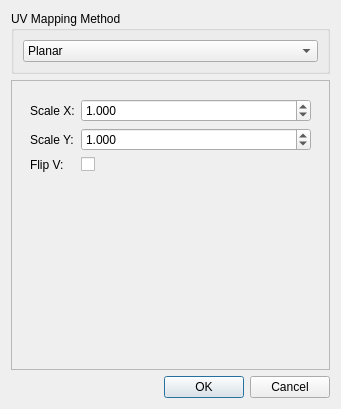
Old version of the form ui/UVGenerationDialog.ui in the repository sharjith/ModelViewer-Qt.
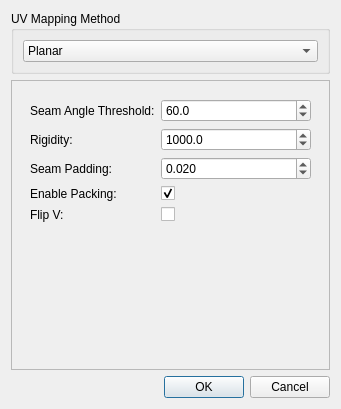
New version of the form. The open tabs and pages were chosen to show the change.

Commit message: Add CGAL ARAP UV-unwrap method and fix xatlas discarding computed UVs

Patch:
```diff
--- a/ui/UVGenerationDialog.ui
+++ b/ui/UVGenerationDialog.ui
@@ -680,6 +680,125 @@
            </item>
           </layout>
          </widget>
+         <widget class="QWidget" name="page_ARAP">
+          <layout class="QFormLayout" name="formLayout_ARAP">
+           <item row="0" column="0">
+            <widget class="QLabel" name="label_AngleThreshold_ARAP">
+             <property name="text">
+              <string>Seam Angle Threshold:</string>
+             </property>
+            </widget>
+           </item>
+           <item row="0" column="1">
+            <widget class="QDoubleSpinBox" name="spinBox_AngleThreshold_ARAP">
+             <property name="toolTip">
+              <string>Dihedral angle (degrees) above which an edge is treated as a seam, same as Angle-Based</string>
+             </property>
+             <property name="decimals">
+              <number>1</number>
+             </property>
+             <property name="minimum">
+              <double>1.000000000000000</double>
+             </property>
+             <property name="maximum">
+              <double>179.000000000000000</double>
+             </property>
+             <property name="value">
+              <double>60.000000000000000</double>
+             </property>
+            </widget>
+           </item>
+           <item row="1" column="0">
+            <widget class="QLabel" name="label_Rigidity_ARAP">
+             <property name="text">
+              <string>Rigidity:</string>
+             </property>
+            </widget>
+           </item>
+           <item row="1" column="1">
+            <widget class="QDoubleSpinBox" name="spinBox_Rigidity_ARAP">
+             <property name="toolTip">
+              <string>Balances local shape preservation against the free-boundary solve. Higher biases toward preserving the boundary shape; lower toward local rigidity.</string>
+             </property>
+             <property name="decimals">
+              <number>1</number>
+             </property>
+             <property name="minimum">
+              <double>0.100000000000000</double>
+             </property>
+             <property name="maximum">
+              <double>1000000.000000000000000</double>
+             </property>
+             <property name="singleStep">
+              <double>100.000000000000000</double>
+             </property>
+             <property name="value">
+              <double>1000.000000000000000</double>
+             </property>
+            </widget>
+           </item>
+           <item row="2" column="0">
+            <widget class="QLabel" name="label_SeamPadding_ARAP">
+             <property name="text">
+              <string>Seam Padding:</string>
+             </property>
+            </widget>
+           </item>
+           <item row="2" column="1">
+            <widget class="QDoubleSpinBox" name="spinBox_SeamPadding_ARAP">
+             <property name="toolTip">
+              <string>Padding around packed UV islands</string>
+             </property>
+             <property name="decimals">
+              <number>3</number>
+             </property>
+             <property name="maximum">
+              <double>0.500000000000000</double>
+             </property>
+             <property name="singleStep">
+              <double>0.010000000000000</double>
+             </property>
+             <property name="value">
+              <double>0.020000000000000</double>
+             </property>
+            </widget>
+           </item>
+           <item row="3" column="0">
+            <widget class="QLabel" name="label_EnablePacking_ARAP">
+             <property name="text">
+              <string>Enable Packing:</string>
+             </property>
+            </widget>
+           </item>
+           <item row="3" column="1">
+            <widget class="QCheckBox" name="checkBox_EnablePacking_ARAP">
+             <property name="toolTip">
+              <string>Automatically pack UV islands into 0-1 space</string>
+             </property>
+             <property name="text">
+              <string/>
+             </property>
+             <property name="checked">
+              <bool>true</bool>
+             </property>
+            </widget>
+           </item>
+           <item row="4" column="0">
+            <widget class="QLabel" name="label_FlipV_ARAP">
+             <property name="text">
+              <string>Flip V:</string>
+             </property>
+            </widget>
+           </item>
+           <item row="4" column="1">
+            <widget class="QCheckBox" name="checkBox_FlipV_ARAP">
+             <property name="text">
+              <string/>
+             </property>
+            </widget>
+           </item>
+          </layout>
+         </widget>
         </widget>
        </item>
       </layout>
```
Left out of the diff: 5 changed lines with no effect on the pictures. The commit also changes 7 other files.
